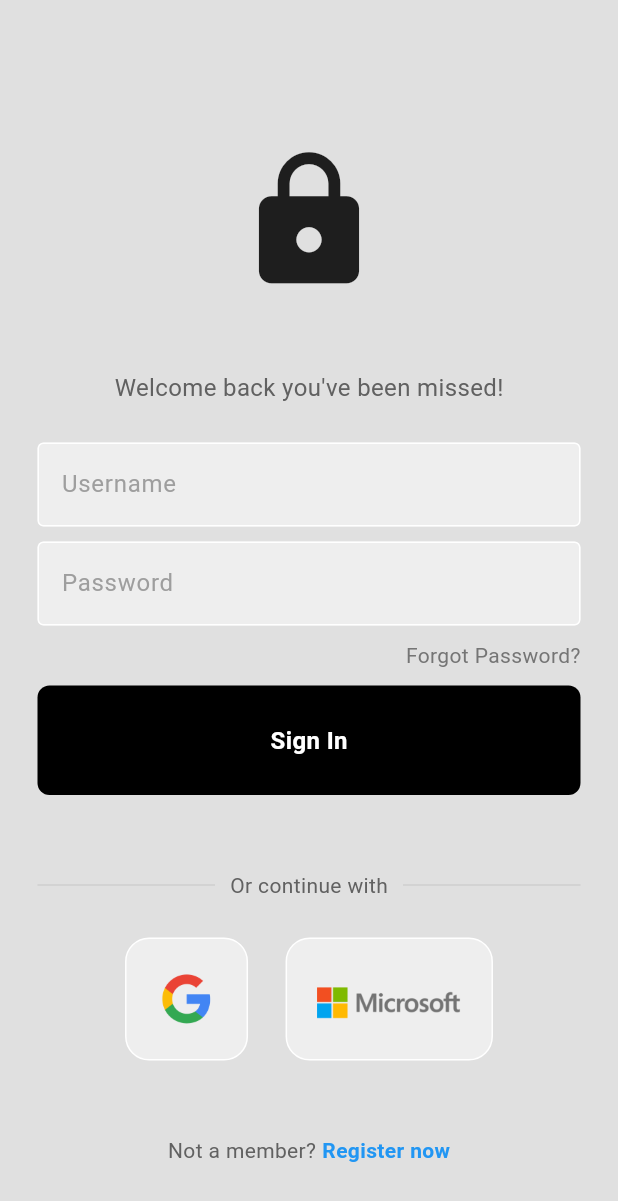
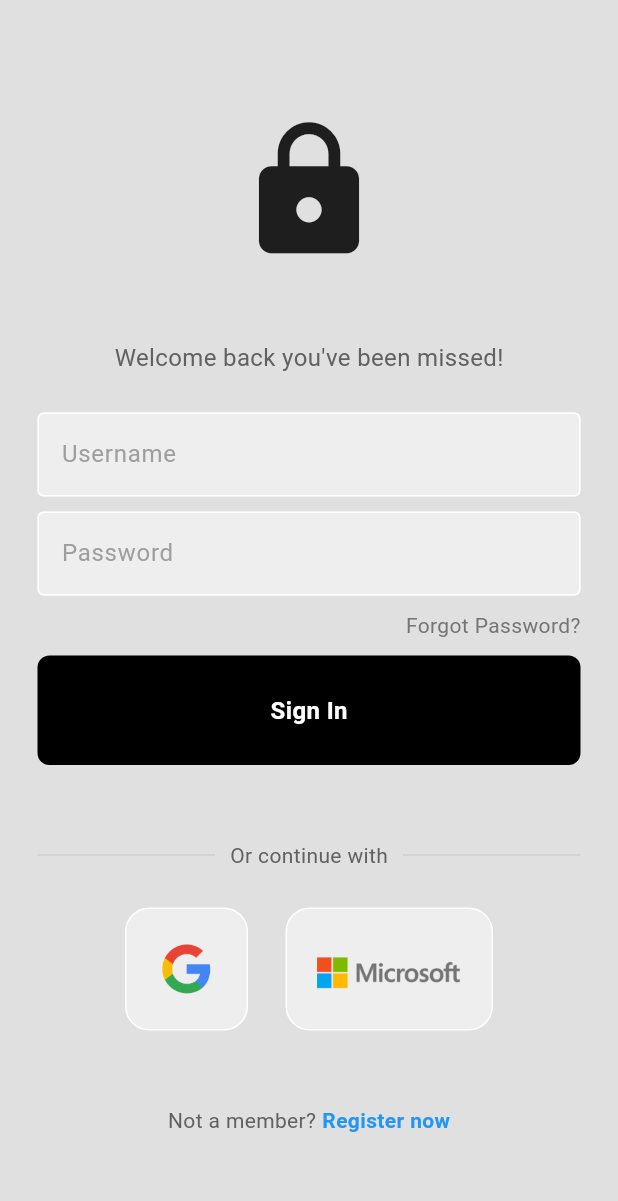
Before and after one commit to IT21280474/Flutter_mobile_Modern_UI, a Flutter app: the screen it shows after launch, on a phone screen of 412 x 824 dp. Shown: the top 1201 px of the screen. Run offline on Flutter 3.47's test engine with Material 3 defaults, Android fonts, the phone set to English and light mode, and no system bars.

Commit message:
modern UI v0.2

```diff
--- a/lib/pages/login_page.dart
+++ b/lib/pages/login_page.dart
@@ -23,7 +23,7 @@ class LoginPage extends StatelessWidget {
           child: Column(
             mainAxisAlignment: MainAxisAlignment.center,
             children: [
-              const SizedBox(height: 50),
+              const SizedBox(height: 10),
           //logo
           const Icon(
               Icons.lock,
```
